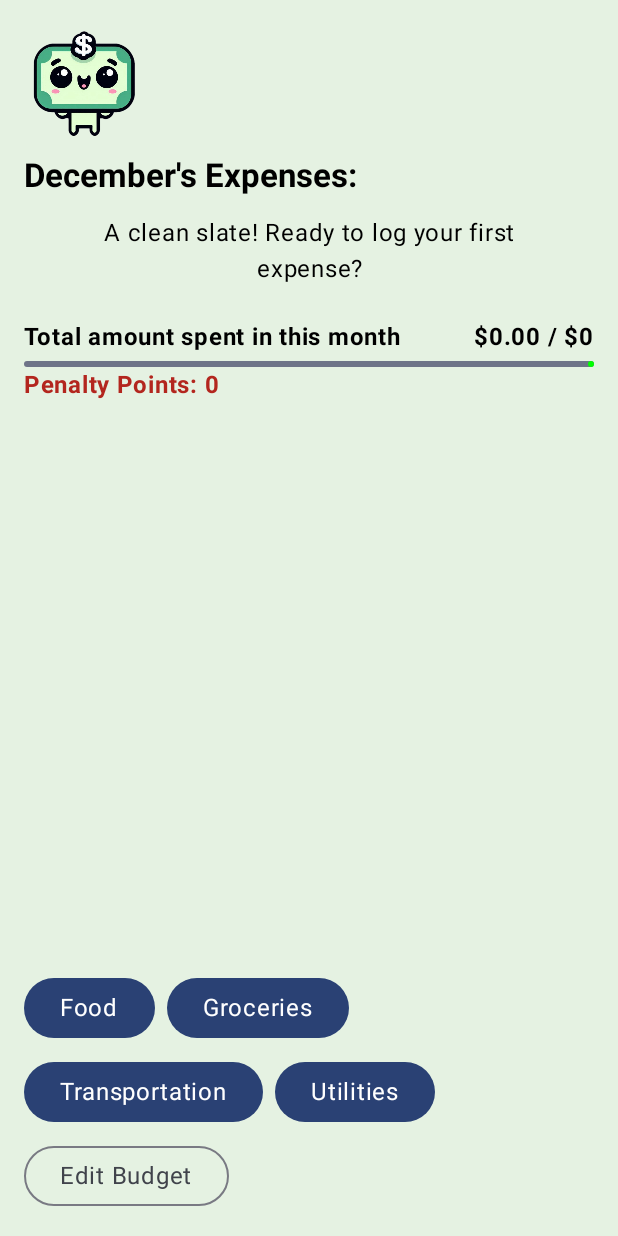
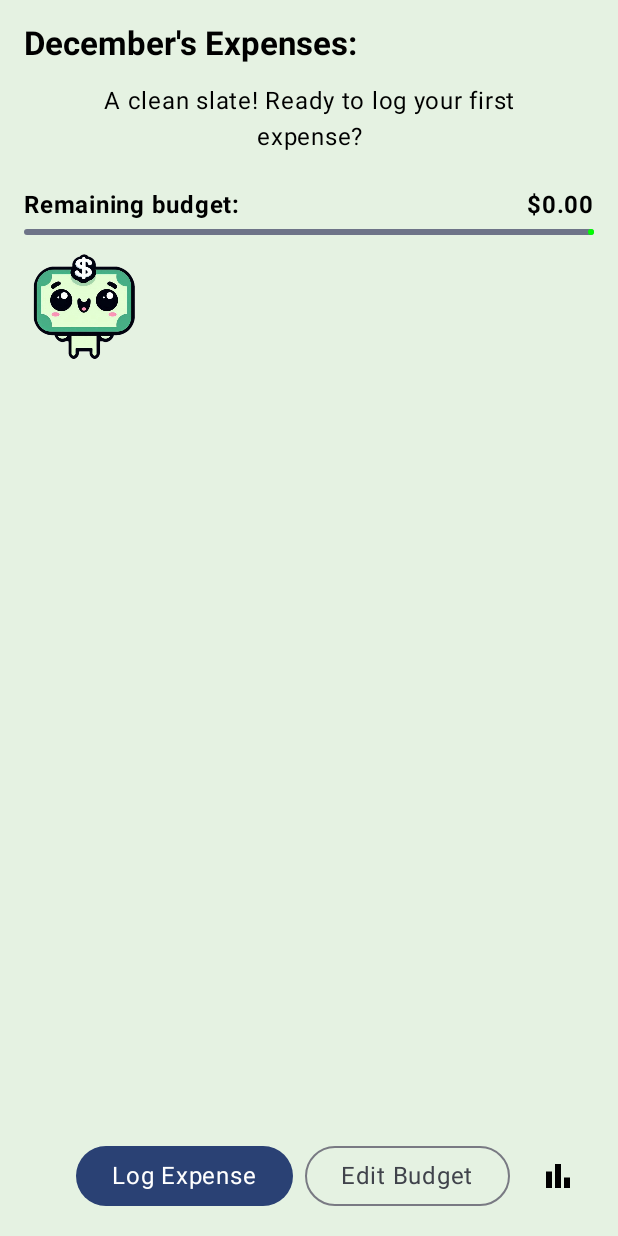
Before and after one commit to eng60377/Expenses-Android-App, an Android app built with Jetpack Compose: the screen it shows after launch (MainActivity), after a tap on "Start tracking expenses", on a phone screen of 412 x 824 dp. Run offline under Robolectric (Android 15) with nearby library versions, the phone set to English and light mode, and no system bars; libraries missing offline, so code that uses them is left out: com.patrykandpatryk.vico.

Commit message:
Fix syntax errors and update dependencies

```diff
--- a/app/build.gradle.kts
+++ b/app/build.gradle.kts
@@ -54,9 +54,13 @@ dependencies {
     implementation(libs.androidx.compose.ui.graphics)
     implementation(libs.androidx.compose.ui.tooling.preview)
     implementation(libs.androidx.compose.material3)
+    implementation("androidx.compose.material:material-icons-extended")
 
     // This dependency allows for downloadable fonts like Nunito
     implementation("androidx.compose.ui:ui-text-google-fonts")
+    implementation(libs.vico.compose)
+    implementation(libs.vico.core)
+
 
     // --- FIX: Add the desugaring library dependency ---
     coreLibraryDesugaring(libs.desugar.jdk.libs)
--- a/app/src/main/java/com/example/expenses/MainActivity.kt
+++ b/app/src/main/java/com/example/expenses/MainActivity.kt
@@ -5,6 +5,7 @@ import android.os.Bundle
 import androidx.activity.ComponentActivity
 import androidx.activity.compose.setContent
 import androidx.activity.enableEdgeToEdge
+import androidx.core.content.edit
 // Animation imports
 import androidx.compose.animation.Crossfade
 import androidx.compose.animation.core.animateFloatAsState
@@ -17,6 +18,7 @@ import androidx.compose.foundation.text.KeyboardActions
 import androidx.compose.foundation.text.KeyboardOptions
 import androidx.compose.material.icons.Icons
 import androidx.compose.material.icons.filled.Add
+import androidx.compose.material.icons.filled.BarChart
 import androidx.compose.material3.*
 import androidx.compose.runtime.*
 import androidx.compose.runtime.getValue
@@ -37,6 +39,15 @@ import androidx.compose.ui.text.style.TextAlign
 import androidx.compose.ui.unit.dp
 import androidx.compose.ui.unit.sp
 import com.example.expenses.ui.theme.ExpensesTheme
+import com.patrykandpatryk.vico.compose.axis.horizontal.rememberBottomAxis
+import com.patrykandpatryk.vico.compose.axis.vertical.rememberStartAxis
+import com.patrykandpatryk.vico.compose.chart.Chart
+import com.patrykandpatryk.vico.compose.chart.column.columnChart
+import com.patrykandpatryk.vico.core.axis.AxisPosition
+import com.patrykandpatryk.vico.core.axis.formatter.AxisValueFormatter
+import com.patrykandpatryk.vico.core.entry.ChartEntry
+import com.patrykandpatryk.vico.core.entry.ChartEntryModelProducer
+import com.patrykandpatryk.vico.core.entry.entryOf
 import java.io.File
 import java.time.YearMonth
 import java.time.format.TextStyle
@@ -46,19 +57,13 @@ import kotlin.math.roundToInt
 // --- Define Custom Color ---
 val dollarBillGreen = Color(0xFFE5E4E2).copy(green = 0.95f)
 
-// --- Data class for managing budget state ---
-data class BudgetState(
-    val isSetupComplete: Boolean = false,
-    val commitmentEndDate: Long = 0L
-)
-
 // --- Enum for Mascot State ---
 enum class MascotState {
     HAPPY, NERVOUS, SAD
 }
 
 // --- Default categories for first run ---
-val defaultCategories = setOf("Food", "Groceries", "Transportation", "Utilities")
+val defaultCategories = setOf("Food", "Groceries", "Transport", "Utilities")
 
 @OptIn(ExperimentalLayoutApi::class, ExperimentalMaterial3Api::class)
 class MainActivity : ComponentActivity() {
@@ -191,19 +196,11 @@ fun ExpenseScreen(modifier: Modifier = Modifier) {
 
     val categories = remember { mutableStateListOf<String>() }
 
-    var budgetState by remember {
-        mutableStateOf(
-            BudgetState(
-                isSetupComplete = sharedPrefs.getBoolean("is_setup_complete", false),
-                commitmentEndDate = sharedPrefs.getLong("commitment_end_date", 0L)
-            )
-        )
-    }
-    var showBudgetSettings by remember { mutableStateOf(!budgetState.isSetupComplete) }
-    var penaltyPoints by remember { mutableStateOf(sharedPrefs.getInt("penalty_points", 0)) }
+    var isSetupComplete by remember { mutableStateOf(sharedPrefs.getBoolean("is_setup_complete", false)) }
+    var showBudgetSettings by remember { mutableStateOf(!isSetupComplete) }
+    var showHistory by remember { mutableStateOf(false) }
     val categoryBudgets = remember { mutableStateMapOf<String, Float>() }
     var tempCategoryBudgets by remember { mutableStateOf<Map<String, String>>(emptyMap()) }
-    var commitmentMonths by remember { mutableStateOf("3") }
     var newCategoryText by remember { mutableStateOf("") }
     val focusRequester = remember { FocusRequester() }
 
@@ -231,12 +228,12 @@ fun ExpenseScreen(modifier: Modifier = Modifier) {
     }
 
     Box(modifier = modifier.padding(16.dp)) {
-        if (showBudgetSettings) {
+        when {
+            showBudgetSettings -> {
                 // --- UI #1: Full-Screen Budget Settings ---
-            // This entire block for the settings UI is complete and correct.
                 Column {
                     Text("Plan Your Budget", fontSize = 20.sp, fontWeight = FontWeight.Bold)
-                if (!budgetState.isSetupComplete) {
+                    if (!isSetupComplete) {
                         Text("Set your budget to begin.", style = MaterialTheme.typography.bodyMedium)
                     }
                     Spacer(modifier = Modifier.height(8.dp))
@@ -285,50 +282,34 @@ fun ExpenseScreen(modifier: Modifier = Modifier) {
                         }
                     }
 
-                Row(verticalAlignment = Alignment.CenterVertically, modifier = Modifier.padding(vertical = 8.dp)) {
-                    Text("Commitment Period (Months):", modifier = Modifier.weight(1f))
-                    TextField(
-                        value = commitmentMonths,
-                        onValueChange = { commitmentMonths = it.filter { char -> char.isDigit() } },
-                        keyboardOptions = KeyboardOptions(keyboardType = KeyboardType.Number),
-                        singleLine = true,
-                        modifier = Modifier.width(80.dp)
-                    )
-                }
-
                     Button(
                         modifier = Modifier.fillMaxWidth(),
                         onClick = {
-                        val editor = sharedPrefs.edit()
-                        val currentEpochMonth = YearMonth.now().let { it.year * 12L + it.monthValue }
-
-                        if (budgetState.isSetupComplete && currentEpochMonth < budgetState.commitmentEndDate) {
-                            penaltyPoints += 10
-                            editor.putInt("penalty_points", penaltyPoints)
-                        }
-
-                        editor.putStringSet("user_categories", categories.toSet())
+                            sharedPrefs.edit {
+                                putStringSet("user_categories", categories.toSet())
 
                                 tempCategoryBudgets.forEach { (category, budgetStr) ->
                                     val budgetFloat = budgetStr.toFloatOrNull() ?: 0f
                                     categoryBudgets[category] = budgetFloat
-                            editor.putFloat("budget_$category", budgetFloat)
+                                    putFloat("budget_$category", budgetFloat)
                                 }
 
-                        val newCommitmentEndDate = currentEpochMonth + (commitmentMonths.toLongOrNull() ?: 3)
-                        editor.putBoolean("is_setup_complete", true)
-                        editor.putLong("commitment_end_date", newCommitmentEndDate)
-                        editor.apply()
+                                putBoolean("is_setup_complete", true)
+                            }
 
-                        budgetState = BudgetState(isSetupComplete = true, commitmentEndDate = newCommitmentEndDate)
+                            isSetupComplete = true
                             showBudgetSettings = false
                             focusManager.clearFocus()
                         }
                     ) {
-                    Text(if (budgetState.isSetupComplete) "Update Plan & Accept Penalty" else "Start tracking expenses")
+                        Text(if (isSetupComplete) "Update Plan" else "Start tracking expenses")
                     }
                 }
-        } else {
+            }
+            showHistory -> {
+                HistoryScreen(csvData = csvContent, onBack = { showHistory = false })
+            }
+            else -> {
                 // --- UI #2: Full-Screen Main Dashboard ---
                 Column {
                     val overallBudget = categoryBudgets.values.sum()
@@ -367,6 +348,24 @@ fun ExpenseScreen(modifier: Modifier = Modifier) {
                         label = "OverallProgressAnimation"
                     )
 
+                    Text("${YearMonth.now().month.getDisplayName(TextStyle.FULL, Locale.getDefault())}'s Expenses:", style = MaterialTheme.typography.titleLarge)
+                    CsvTable(csvData = csvContent, categoryBudgets = categoryBudgets)
+
+                    Spacer(modifier = Modifier.height(8.dp))
+
+                    Row(modifier = Modifier.fillMaxWidth(), horizontalArrangement = Arrangement.SpaceBetween) {
+                        Text(text = "Remaining budget:", fontWeight = FontWeight.Bold)
+                        Text(text = String.format(Locale.US, "$%.2f", (overallBudget - monthlyTotal)), fontWeight = FontWeight.Bold)
+                    }
+                    Spacer(modifier = Modifier.height(4.dp))
+                    LinearProgressIndicator(
+                        progress = { animatedOverallProgress },
+                        modifier = Modifier.fillMaxWidth(),
+                        color = if (rawProgress > 0.9) Color.Red else if (rawProgress > 0.75) Color.Yellow else Color.Green
+                    )
+
+                    Spacer(modifier = Modifier.height(8.dp))
+
                     Crossfade(targetState = currentMascotState, label = "MascotCrossfade") { mascotState ->
                         val mascotRes = when (mascotState) {
                             MascotState.SAD -> R.drawable.mascot_sad
@@ -382,45 +381,43 @@ fun ExpenseScreen(modifier: Modifier = Modifier) {
                         )
                     }
 
-                Spacer(modifier = Modifier.height(8.dp))
-
-                Text("${YearMonth.now().month.getDisplayName(TextStyle.FULL, Locale.getDefault())}'s Expenses:", style = MaterialTheme.typography.titleLarge)
-                CsvTable(csvData = csvContent, categoryBudgets = categoryBudgets)
-
-                Spacer(modifier = Modifier.height(8.dp))
-
-                Row(modifier = Modifier.fillMaxWidth(), horizontalArrangement = Arrangement.SpaceBetween) {
-                    Text(text = "Total amount spent in this month", fontWeight = FontWeight.Bold)
-                    Text(text = String.format(Locale.US, "$%.2f / $%.0f", monthlyTotal, overallBudget), fontWeight = FontWeight.Bold)
-                }
-                Spacer(modifier = Modifier.height(4.dp))
-                LinearProgressIndicator(
-                    progress = { animatedOverallProgress },
-                    modifier = Modifier.fillMaxWidth(),
-                    color = if (rawProgress > 0.9) Color.Red else if (rawProgress > 0.75) Color.Yellow else Color.Green
-                )
-
-                Text("Penalty Points: $penaltyPoints", color = MaterialTheme.colorScheme.error, fontWeight = FontWeight.Bold)
-                Spacer(modifier = Modifier.height(16.dp))
                     Spacer(modifier = Modifier.weight(1f))
 
                     FlowRow(
-                    horizontalArrangement = Arrangement.spacedBy(8.dp),
-                    verticalArrangement = Arrangement.spacedBy(8.dp)
+                        modifier = Modifier.fillMaxWidth(),
+                        horizontalArrangement = Arrangement.spacedBy(8.dp, Alignment.End),
+                        verticalArrangement = Arrangement.Center
+                    ) {
+                        var menuExpanded by remember { mutableStateOf(false) }
+                        Box {
+                            Button(onClick = { menuExpanded = true }) {
+                                Text("Log Expense")
+                            }
+                            DropdownMenu(
+                                expanded = menuExpanded,
+                                onDismissRequest = { menuExpanded = false }
                             ) {
                                 categories.sorted().forEach { category ->
-                        Button(onClick = {
+                                    DropdownMenuItem(
+                                        text = { Text(category) },
+                                        onClick = {
                                             selectedExpense = category
                                             text = ""
-                        }) {
-                            Text(text = category)
+                                            menuExpanded = false
+                                        }
+                                    )
                                 }
                             }
+                        }
+
                         OutlinedButton(onClick = {
                             tempCategoryBudgets = categoryBudgets.mapValues { it.value.roundToInt().toString() }
                             showBudgetSettings = true
                         }) {
                             Text(text = "Edit Budget")
+                        }
+                        IconButton(onClick = { showHistory = true }) {
+                            Icon(Icons.Default.BarChart, contentDescription = "Spending History")
                         }
                     }
 
@@ -495,3 +492,78 @@ fun ExpenseScreen(modifier: Modifier = Modifier) {
             }
         }
     }
+}
+
+@Composable
+fun HistoryScreen(csvData: String, onBack: () -> Unit) {
+    val chartModelProducer = remember { ChartEntryModelProducer() }
+    var entries by remember { mutableStateOf<List<ChartEntry>>(emptyList()) }
+
+    LaunchedEffect(csvData) {
+        val newEntries = if (csvData.isNotBlank()) {
+            val lines = csvData.trim().split('\n').filter { it.isNotBlank() }
+            if (lines.size > 1) {
+                val header = lines.first().split(',').drop(1) // Drop "Category"
+                val totals = MutableList(header.size) { 0.0 }
+
+                lines.drop(1).forEach { line ->
+                    val values = line.split(',').drop(1)
+                    values.forEachIndexed { index, value ->
+                        if (index < totals.size) {
+                            totals[index] += value.toDoubleOrNull() ?: 0.0
+                        }
+                    }
+                }
+
+                totals.mapIndexed { index, total ->
+                    entryOf(index.toFloat(), total.toFloat())
+                }
+            } else {
+                emptyList()
+            }
+        } else {
+            emptyList()
+        }
+        entries = newEntries
+        chartModelProducer.setEntries(newEntries)
+    }
+
+    val bottomAxisValueFormatter = AxisValueFormatter<AxisPosition.Horizontal.Bottom> { value, _ ->
+        val lines = csvData.trim().split('\n').filter { it.isNotBlank() }
+        val header = if (lines.isNotEmpty()) lines.first().split(',').drop(1) else emptyList()
+        header.getOrNull(value.toInt())?.take(3) ?: ""
+    }
+
+    Column(
+        modifier = Modifier
+            .fillMaxSize()
+            .padding(16.dp)
+    ) {
+        Text("Spending History", style = MaterialTheme.typography.titleLarge)
+        Spacer(modifier = Modifier.height(16.dp))
+
+        if (entries.isEmpty()) {
+            Box(
+                modifier = Modifier
+                    .fillMaxWidth()
+                    .weight(1f),
+                contentAlignment = Alignment.Center
+            ) {
+                Text(if (csvData.isBlank()) "No spending history yet." else "Processing data...")
+            }
+        } else {
+            Chart(
+                chart = columnChart(),
+                chartModelProducer = chartModelProducer,
+                startAxis = rememberStartAxis(),
+                bottomAxis = rememberBottomAxis(valueFormatter = bottomAxisValueFormatter),
+                modifier = Modifier.weight(1f)
+            )
+        }
+
+        Spacer(modifier = Modifier.height(16.dp))
+        Button(onClick = onBack, modifier = Modifier.align(Alignment.CenterHorizontally)) {
+            Text("Back to Dashboard")
+        }
+    }
+}
--- a/gradle/libs.versions.toml
+++ b/gradle/libs.versions.toml
@@ -1,5 +1,5 @@
 [versions]
-agp = "8.13.1"
+agp = "8.13.2"
 desugarJdkLibs = "2.0.4"
 kotlin = "2.0.21"
 coreKtx = "1.10.1"
@@ -9,6 +9,7 @@ espressoCore = "3.5.1"
 lifecycleRuntimeKtx = "2.6.1"
 activityCompose = "1.8.0"
 composeBom = "2024.09.00"
+vico = "1.13.1"
 
 [libraries]
 desugar-jdk-libs = { group = "com.android.tools", name = "desugar_jdk_libs", version.ref = "desugarJdkLibs" }
@@ -26,6 +27,8 @@ androidx-compose-ui-tooling-preview = { group = "androidx.compose.ui", name = "u
 androidx-compose-ui-test-manifest = { group = "androidx.compose.ui", name = "ui-test-manifest" }
 androidx-compose-ui-test-junit4 = { group = "androidx.compose.ui", name = "ui-test-junit4" }
 androidx-compose-material3 = { group = "androidx.compose.material3", name = "material3" }
+vico-compose = { group = "com.patrykandpatryk.vico", name = "compose", version.ref = "vico" }
+vico-core = { group = "com.patrykandpatryk.vico", name = "core", version.ref = "vico" }
 
 [plugins]
 android-application = { id = "com.android.application", version.ref = "agp" }
```
Also changed, not shown: 4 other files. Lines whose indentation alone changed are shown as unchanged.
